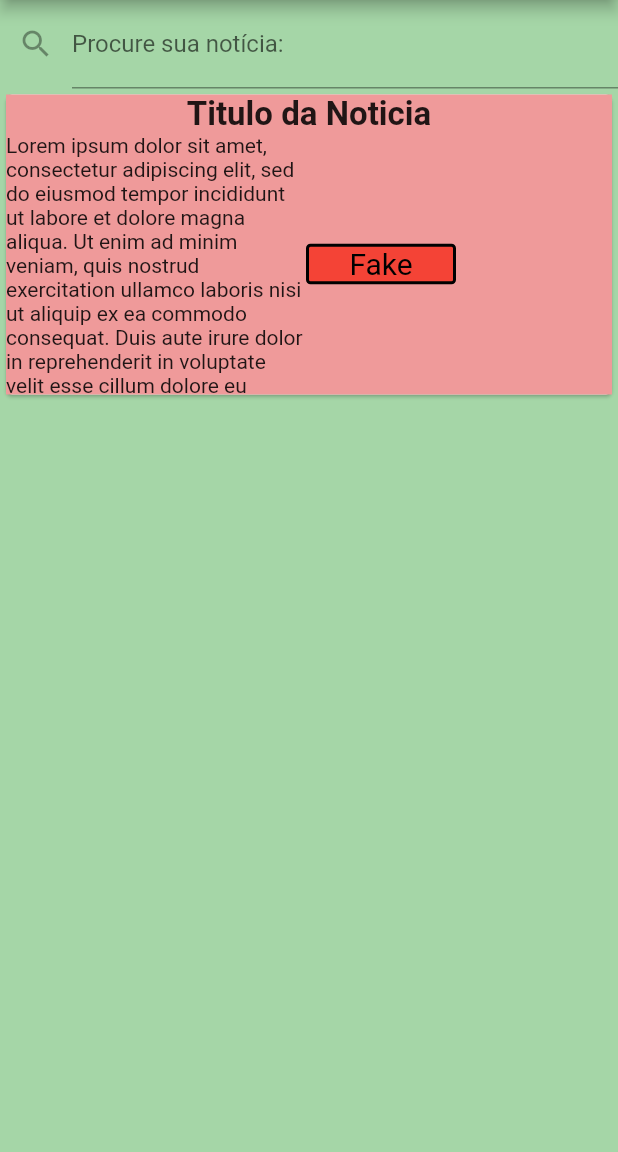
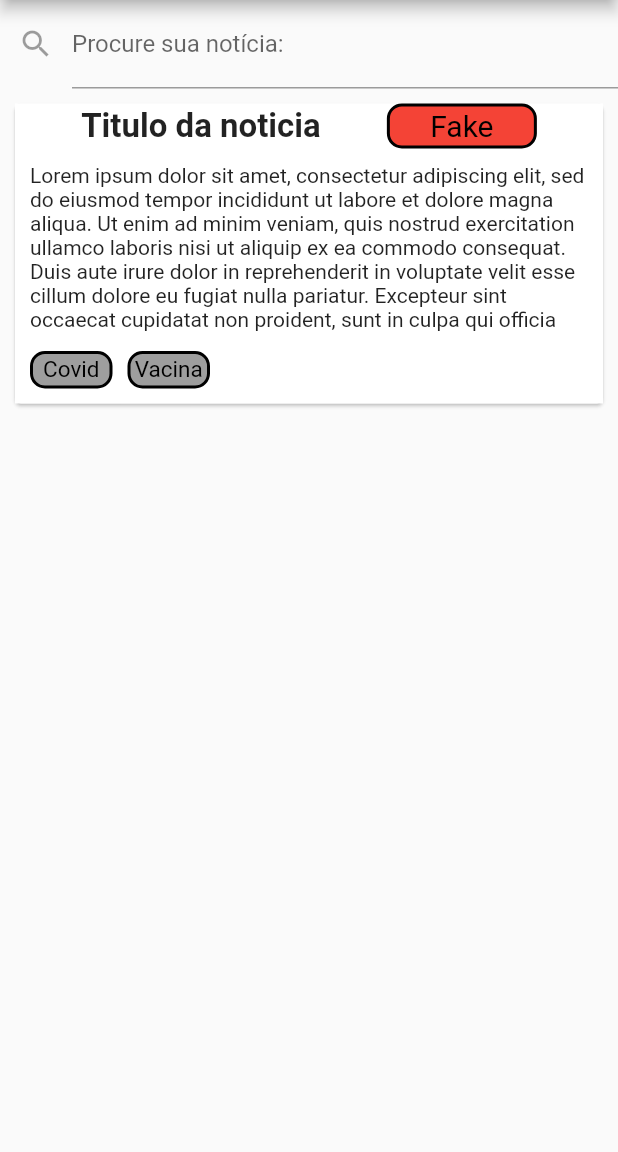
Before and after one commit to matheuskja/fakely, a Flutter app: the screen it shows after launch, on a phone screen of 412 x 824 dp, the part 84-1236 px from its top. Run offline on Flutter 3.47's test engine with Material 2 defaults, Android fonts, the phone set to English and light mode, and no system bars; missing offline and left inert: receive_sharing_intent; Roboto replaces fonts that are missing (comicsans).

Commit message:
Separando cardnews em widgets

```diff
--- a/front/fakely/lib/cardnews.dart
+++ b/front/fakely/lib/cardnews.dart
@@ -1,12 +1,15 @@
 import 'package:fakely/newspage.dart';
-import 'package:fakely/teste.dart';
+import 'package:fakely/titlecard.dart';
+import 'package:fakely/fakecard.dart';
 import 'package:flutter/material.dart';
+import 'package:fakely/cardtext.dart';
+import 'package:fakely/topicoscard.dart';
 
 class NewsCard extends StatelessWidget {
   String title;
   String text;
   String result = "Fake";
-
+  List<String> topicos = ["Covid", "Vacina"];
   NewsCard(this.title, this.text);
   @override
   Widget build(BuildContext context) {
@@ -21,63 +24,27 @@ class NewsCard extends StatelessWidget {
     }
     return GestureDetector(
       child: Card(
+        margin: EdgeInsets.all(10),
         child: Container(
           width: double.infinity,
           height: 200,
-          color: colText,
+          color: Colors.white,
           child: Column(
             children: [
-              Text(
-                this.title,
-                textAlign: TextAlign.center,
-                style: TextStyle(
-                  fontSize: 22,
-                  fontStyle: FontStyle.normal,
-                  fontWeight: FontWeight.bold,
-                  fontFamily: "comicsans",
-                ),
+              Row(
+                mainAxisAlignment: MainAxisAlignment.spaceEvenly,
+                children: [
+                  TitleCard("Titulo da noticia"),
+                  FakeCard(true),
+                ],
               ),
               Expanded(
-                child: Row(
-                  children: [
-                    Container(
-                      alignment: Alignment.center,
-                      width: 200,
-                      child: SingleChildScrollView(
-                        child: Text(
-                          this.text,
-                          textAlign: TextAlign.left,
-                          // overflow: TextOverflow.ellipsis,
-                          // softWrap: true,
-
-                          style: TextStyle(
-                            fontSize: 14,
-                          ),
-                        ),
-                      ),
-                    ),
-                    Container(
-                      width: 100,
-                      decoration: BoxDecoration(
-                        color: colResult,
-                        borderRadius: BorderRadius.circular(3),
-                        border: Border.all(
-                          width: 2,
-                        ),
-                      ),
-                      child: Text(
-                        this.result,
-                        textAlign: TextAlign.center,
-                        style: TextStyle(
-                          color: Colors.black,
-                          fontSize: 20,
-                        ),
-                      ),
-                    ),
-                  ],
-                ),
+                child: CardText(this.text),
               ),
-
+              Row(
+                mainAxisAlignment: MainAxisAlignment.start,
+                children: topicos.map((e) => TopicosCard(e)).toList(),
+              )
             ],
           ),
         ),
--- /dev/null
+++ b/front/fakely/lib/cardtext.dart
@@ -0,0 +1,28 @@
+import "package:flutter/material.dart";
+
+class CardText extends StatelessWidget {
+  String _text;
+  CardText(this._text);
+  @override
+  Widget build(BuildContext context) {
+    // TODO: implement build
+    return Container(
+
+      margin: EdgeInsets.all(10),
+      alignment: Alignment.center,
+      width: double.infinity,
+      child: SingleChildScrollView(
+        child: Text(
+          this._text,
+          textAlign: TextAlign.left,
+          // overflow: TextOverflow.ellipsis,
+          // softWrap: true,
+
+          style: TextStyle(
+            fontSize: 14,
+          ),
+        ),
+      ),
+    );
+  }
+}
--- /dev/null
+++ b/front/fakely/lib/fakecard.dart
@@ -0,0 +1,40 @@
+import "package:flutter/material.dart";
+
+class FakeCard extends StatelessWidget {
+  Color color;
+  String text;
+  FakeCard(bool classification) {
+    if (classification) {
+      this.text = "Fake";
+      this.color = Colors.red;
+    } else {
+      this.text = "Verdade";
+      this.color = Colors.green;
+    }
+  }
+
+  @override
+  Widget build(BuildContext context) {
+    // TODO: implement build
+    return Container(
+      width: 100,
+      height: 30,
+      alignment: Alignment.center,
+      decoration: BoxDecoration(
+        color: this.color,
+        borderRadius: BorderRadius.circular(10),
+        border: Border.all(
+          width: 2,
+        ),
+      ),
+      child: Text(
+        this.text,
+        textAlign: TextAlign.center,
+        style: TextStyle(
+          color: Colors.black,
+          fontSize: 20,
+        ),
+      ),
+    );
+  }
+}
--- a/front/fakely/lib/homepage.dart
+++ b/front/fakely/lib/homepage.dart
@@ -9,7 +9,6 @@ class HomePage extends StatelessWidget {
     String text_test = "Lorem ipsum dolor sit amet, consectetur adipiscing elit, sed do eiusmod tempor incididunt ut labore et dolore magna aliqua. Ut enim ad minim veniam, quis nostrud exercitation ullamco laboris nisi ut aliquip ex ea commodo consequat. Duis aute irure dolor in reprehenderit in voluptate velit esse cillum dolore eu fugiat nulla pariatur. Excepteur sint occaecat cupidatat non proident, sunt in culpa qui officia deserunt mollit anim id est laborum.";
     return MaterialApp(
       home: Scaffold(
-        backgroundColor: Colors.green[200],
         appBar: AppBar(
           backgroundColor: Colors.green[200],
           title: Text("Fakely"),
--- /dev/null
+++ b/front/fakely/lib/imagemcard.dart
@@ -0,0 +1,10 @@
+import "package:flutter/material.dart";
+
+class ImagemCard extends StatelessWidget {
+
+
+  @override
+  Widget build(BuildContext context) {
+    // TODO: implement build
+    return Image(image: AssetImage('graphics/background.png'));
+}}
--- /dev/null
+++ b/front/fakely/lib/titlecard.dart
@@ -0,0 +1,17 @@
+import "package:flutter/material.dart";
+
+class TitleCard extends StatelessWidget {
+  String _title;
+  TitleCard(this._title);
+  @override
+  Widget build(BuildContext context) {
+    // TODO: implement build
+    return Text(
+      this._title,
+      style: TextStyle(
+        fontSize: 22,
+        fontWeight: FontWeight.bold,
+      ),
+    );
+  }
+}
--- /dev/null
+++ b/front/fakely/lib/topicoscard.dart
@@ -0,0 +1,46 @@
+import "package:flutter/material.dart";
+
+class TopicosCard extends StatefulWidget {
+  String _topico;
+  TopicosCard(this._topico);
+
+  @override
+  _TopicosCardState createState() => _TopicosCardState();
+}
+
+class _TopicosCardState extends State<TopicosCard> {
+  bool selected;
+  Color col = Colors.grey;
+  @override
+  Widget build(BuildContext context) {
+    // TODO: implement build
+    return GestureDetector(
+      child: Container(
+        margin: EdgeInsets.only(bottom: 10, left: 10),
+        width: 55,
+        height: 25,
+        alignment: Alignment.center,
+        decoration: BoxDecoration(
+          color: col,
+          borderRadius: BorderRadius.circular(10),
+          border: Border.all(
+            width: 2,
+          ),
+        ),
+        child: Text(
+          this.widget._topico,
+          textAlign: TextAlign.center,
+          style: TextStyle(
+            color: Colors.black,
+            fontSize: 15,
+          ),
+        ),
+      ),
+      onTap: ()=>setState(() {
+        this.selected = !this.selected;
+        this.col = this.selected ? Colors.purple : Colors.grey;
+        print("ok");
+      }),
+    );
+  }
+}
```
